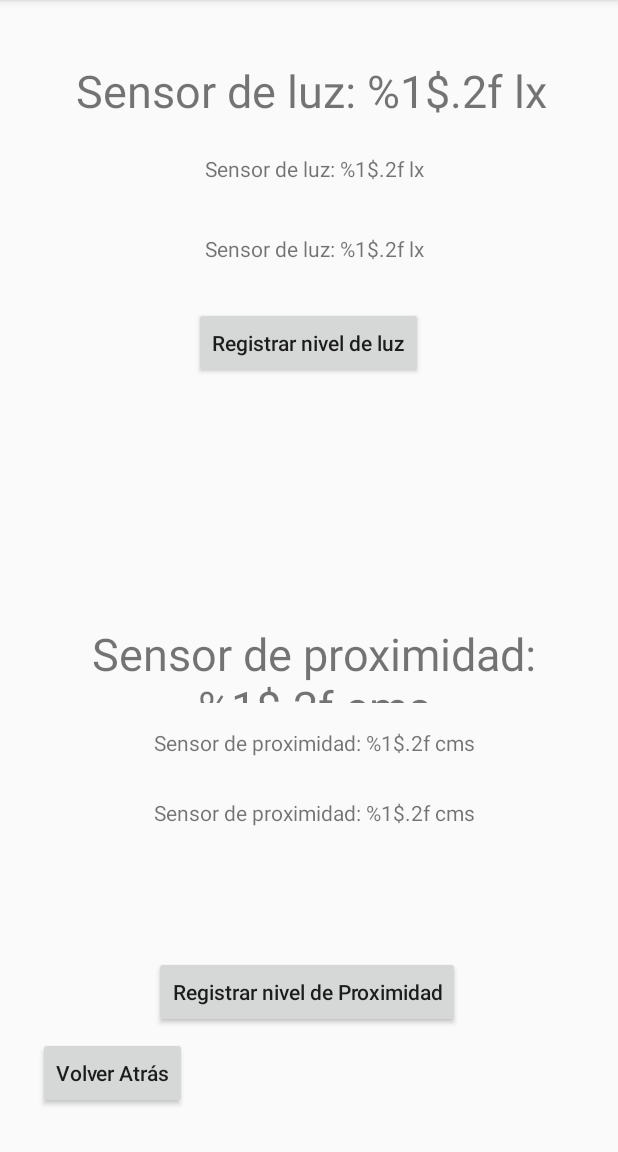
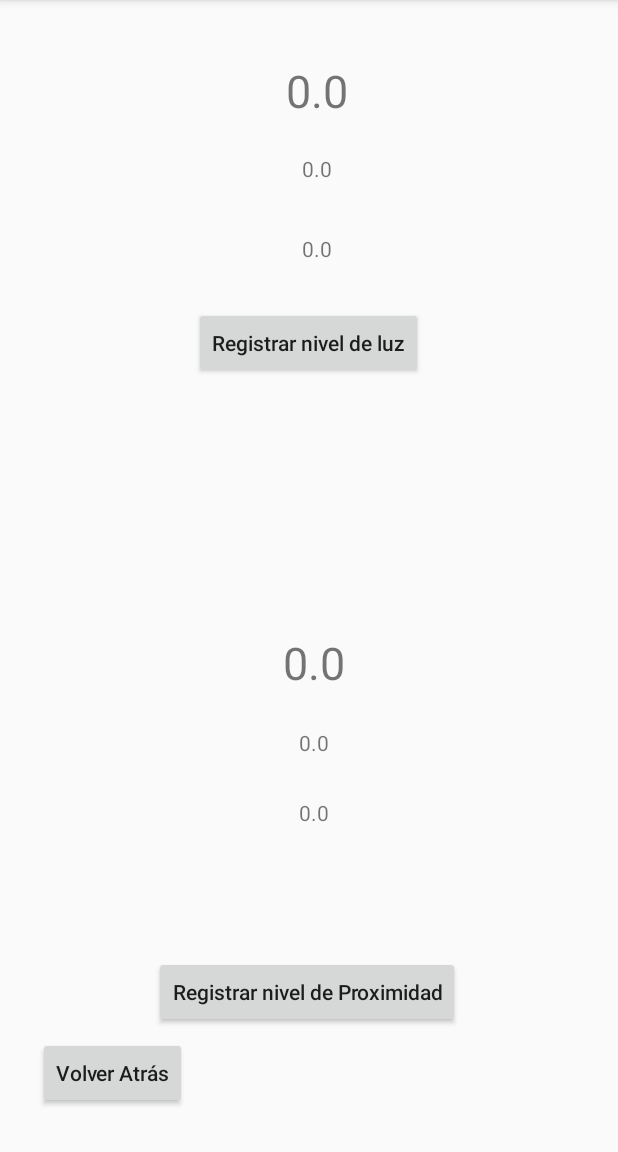
Before and after one commit to SebastianBarros/grupo_606, an Android app: the MenuActivity screen opened directly, with no data from a screen before it, on a phone screen of 412 x 824 dp, the part 84-1236 px from its top. Run offline under Robolectric (Android 15) with nearby library versions, the phone set to English and light mode, and no system bars; 1 statement that could not run was skipped.

```diff
--- a/codigo/app/src/main/AndroidManifest.xml
+++ b/codigo/app/src/main/AndroidManifest.xml
@@ -36,6 +36,9 @@
 
         </service>
 
+        <service android:name=".BackgroundProcess">
+
+        </service>
 
         <meta-data
             android:name="preloaded_fonts"
--- a/codigo/app/src/main/java/com/example/barros_costa_tp2_2020/MenuActivity.java
+++ b/codigo/app/src/main/java/com/example/barros_costa_tp2_2020/MenuActivity.java
@@ -1,5 +1,6 @@
 package com.example.barros_costa_tp2_2020;
 
+import android.annotation.SuppressLint;
 import android.content.Context;
 import android.content.Intent;
 import android.content.IntentFilter;
@@ -31,6 +32,7 @@ public class MenuActivity extends AppCompatActivity implements SensorEventListen
     private static final int MAX_LENGTH = 3;
     private static final String URI_EVENT = "http://so-unlam.net.ar/api/api/event";
     private static final String EVENT_ACTION = "com.example.barros_costa_tp2_2020.intent.action.RESPONSE_EVENT";
+    private static final Integer DEFAULT = 404;
 
     // variables de managment de sensores
     private SensorManager sensorManagerLux;
@@ -41,6 +43,7 @@ public class MenuActivity extends AppCompatActivity implements SensorEventListen
 
     private Intent intentReceived;
     private Bundle extrasReceived;
+    private Intent backgroundService;
     private String token;
     JSONObject jsonObject;
     private List<TextView> lightArray = new ArrayList<>();
@@ -64,6 +67,7 @@ public class MenuActivity extends AppCompatActivity implements SensorEventListen
     private SharedPreferences sharedPref;
     private SharedPreferences.Editor editor;
 
+    @SuppressLint("CommitPrefEdits")
     @Override
     protected void onCreate(Bundle savedInstanceState) {
         super.onCreate(savedInstanceState);
@@ -99,6 +103,11 @@ public class MenuActivity extends AppCompatActivity implements SensorEventListen
         proximityArray.add(1, textViewProximity1);
         proximityArray.add(2, textViewProximity2);
 
+        sharedPref = MenuActivity.this.getSharedPreferences(getString(R.string.preference_file_key), Context.MODE_PRIVATE);
+        editor = sharedPref.edit();
+
+        loadSensorData();
+
         saveLightData.setOnClickListener(new View.OnClickListener() {
             public void onClick(View v) {
                 try {
@@ -122,13 +131,15 @@ public class MenuActivity extends AppCompatActivity implements SensorEventListen
                 goBackToLogin();
             }
         });
-
-
-        //disparar 2 hilos que manejen el sensor de luz y de proximidad
-
-
     }
 
+    private void startBackgroundService() {
+        backgroundService = new Intent(MenuActivity.this, BackgroundProcess.class);
+        backgroundService.putExtra("token", token);
+        startService(backgroundService);
+    }
+
+    @SuppressLint("CommitPrefEdits")
     protected void onResume() {
         super.onResume();
         //los sensores no haran nada hasta que la actividad este en primer plano.
@@ -140,15 +151,10 @@ public class MenuActivity extends AppCompatActivity implements SensorEventListen
         //Inicias el sharedPref y creas un editor
         sharedPref = MenuActivity.this.getSharedPreferences(getString(R.string.preference_file_key), Context.MODE_PRIVATE);
         editor = sharedPref.edit();
-        //Para levantar los datos usas getFloat. El primer parametro es la key (0 es el valor mas nuevo, 2 el mas viejo) y el 2do parametro es x mi no encuentra nada, devuelve ese nro
-        Log.i("TEST", String.valueOf(sharedPref.getFloat("PROXIMITY0", 404)));
-        Log.i("TEST", String.valueOf(sharedPref.getFloat("PROXIMITY1", 404)));
-        Log.i("TEST", String.valueOf(sharedPref.getFloat("PROXIMITY2", 404)));
-        Log.i("TEST", String.valueOf(sharedPref.getFloat("LIGHT0", 404)));
-        Log.i("TEST", String.valueOf(sharedPref.getFloat("LIGHT1", 404)));
-        Log.i("TEST", String.valueOf(sharedPref.getFloat("LIGHT2", 404)));
+        startBackgroundService();
+    }
 
-    }
+
 
     protected void onPause() {
         super.onPause();
@@ -156,8 +162,25 @@ public class MenuActivity extends AppCompatActivity implements SensorEventListen
         sensorManagerProximity.unregisterListener(this);
     }
 
+    protected void onStop() {
+        super.onStop();
+        stopService(backgroundService);
+    }
+
     private void goBackToLogin() {
         MenuActivity.this.startActivity(new Intent(MenuActivity.this, MainActivity.class));
+    }
+
+
+    private void loadSensorData() {
+
+        for(int i = 0; i < lightArray.size(); i++) {
+            lightArray.get(i).setText(String.valueOf(sharedPref.getFloat("LIGHT" + i, 0)));
+        }
+
+        for(int i = 0; i < proximityArray.size(); i++) {
+            proximityArray.get(i).setText(String.valueOf(sharedPref.getFloat("PROXIMITY" + i, 0)));
+        }
     }
 
     private void saveProximityData() throws JSONException {
@@ -219,22 +242,18 @@ public class MenuActivity extends AppCompatActivity implements SensorEventListen
                     proximityValues.add(proximityValue);
                 }
 
-                if (proximityValue != proximityValues.get(0)) {
+                if (proximityValue == proximityValues.get(0)) {
+                    return;
+                }
                     proximityValues.add(0, proximityValue);
                     proximityValues.remove(MAX_LENGTH);
                     update(PROXIMITY, proximityValues);
-                }
+
                 //acá llamarías al método para mostrar en pantalla, en el vector tenés los valores
 
                 for(int i = 0; i < proximityValues.size(); i++){
                     proximityArray.get(i).setText(proximityValues.get(i).toString());
                 }
-                /*
-                textViewProximity.setText(proximityValues.get(0).toString());  //seteo el ultimo valor que cambio de proximidad
-                textViewProximity1.setText(proximityValues.get(1).toString());
-                textViewProximity2.setText(proximityValues.get(2).toString());
-                /
-                 */
             }
 
             if (event.sensor.getType() == Sensor.TYPE_LIGHT) {
@@ -259,13 +278,6 @@ public class MenuActivity extends AppCompatActivity implements SensorEventListen
                 for(int i = 0; i < lightValues.size(); i++){
                     lightArray.get(i).setText(lightValues.get(i).toString());
                 }
-
-                /*
-                textViewLux.setText(lightValues.get(0).toString());
-                textViewLux1.setText(lightValues.get(1).toString());
-                textViewLux2.setText(lightValues.get(2).toString());
-                *
-                 */
             }
 
 
--- a/codigo/app/src/main/java/com/example/barros_costa_tp2_2020/ServerResponse.java
+++ b/codigo/app/src/main/java/com/example/barros_costa_tp2_2020/ServerResponse.java
@@ -14,7 +14,6 @@ public class ServerResponse implements Serializable {
         this.token = token;
         this.state = state;
         this.env = env;
-
     }
 
     public String getToken() {
--- a/codigo/app/src/main/java/com/example/barros_costa_tp2_2020/ServicePostEvent.java
+++ b/codigo/app/src/main/java/com/example/barros_costa_tp2_2020/ServicePostEvent.java
@@ -4,8 +4,6 @@ import android.app.IntentService;
 import android.content.Intent;
 import android.os.Bundle;
 import android.util.Log;
-
-import androidx.annotation.Nullable;
 
 import org.json.JSONException;
 import org.json.JSONObject;
@@ -75,6 +73,7 @@ public class ServicePostEvent extends IntentService {
         Intent intentPostToBroadcast = new Intent(action);
         // Intent intentPostToBroadcast = new Intent(action);
         intentPostToBroadcast.putExtra("jsondata",result);
+        Log.i("Json data", result);
         sendBroadcast(intentPostToBroadcast);
 
     }
```
Also changed, not shown: codigo/app/src/main/java/com/example/barros_costa_tp2_2020/BackgroundProcess.java (added, +94 -0 lines), codigo/app/src/main/java/com/example/barros_costa_tp2_2020/ServicesPostUser.java (+2 -10 lines).
